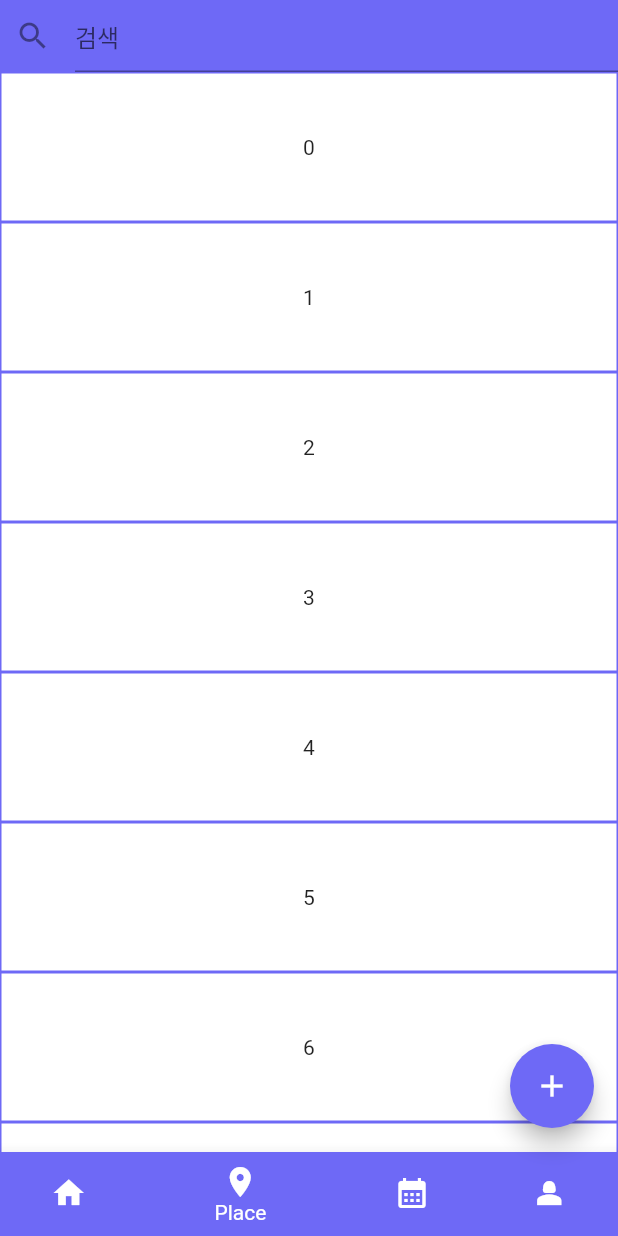
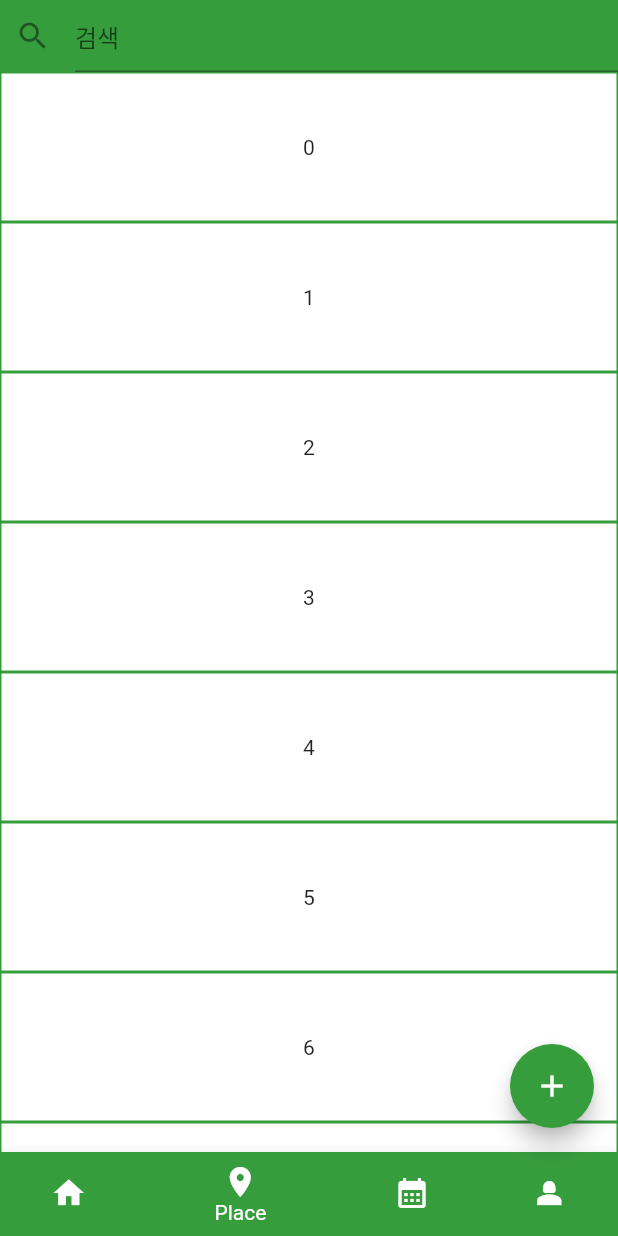
Before and after one commit to ho323/with_wall, a Flutter app: the screen it shows after launch, item 2 of the bottom bar chosen, on a phone screen of 412 x 824 dp. Run offline on Flutter 3.47's test engine with Material 2 defaults, Android fonts, the phone set to English and light mode, and no system bars; our stand-ins replace cloud_firestore, firebase_core, firebase_storage, image_picker, table_calendar, video_player; missing offline and left inert: video_compress; accounts and stored records are empty.

Commit message:
PRIMARY COLOR 변경

```diff
--- a/lib/const/colors.dart
+++ b/lib/const/colors.dart
@@ -1,3 +1,3 @@
 import 'package:flutter/material.dart';
 
-const PRIMARY_COLOR = Color(0xFF6E69F6);
+const PRIMARY_COLOR = Color(0xFF369D3C);
```
